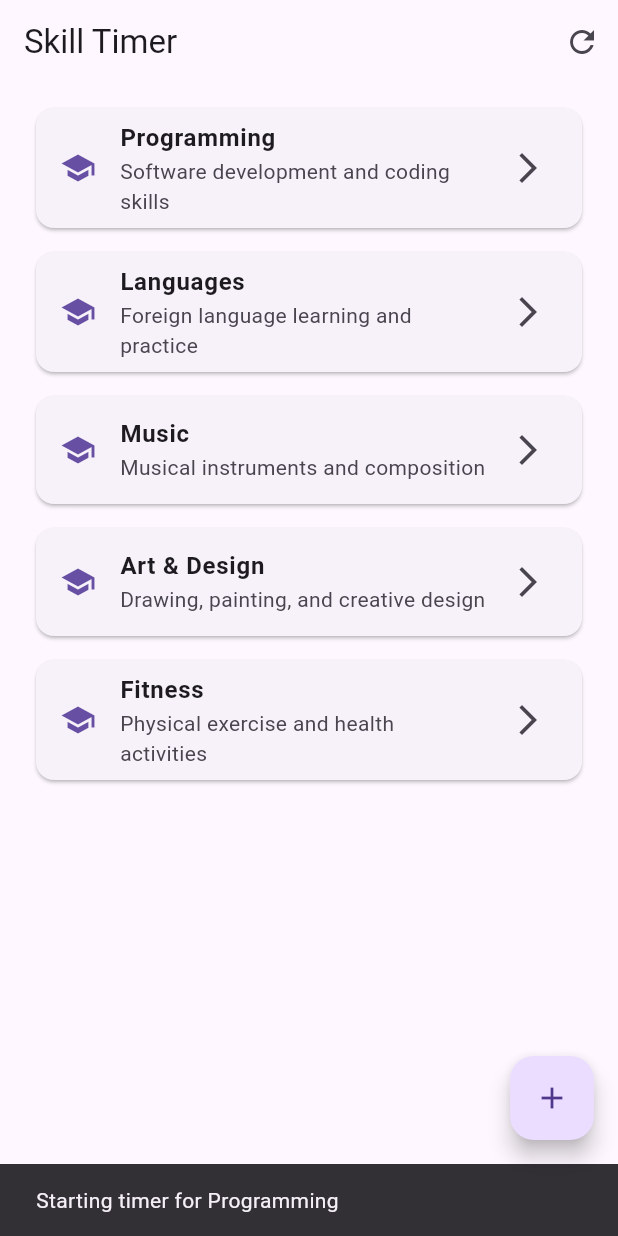
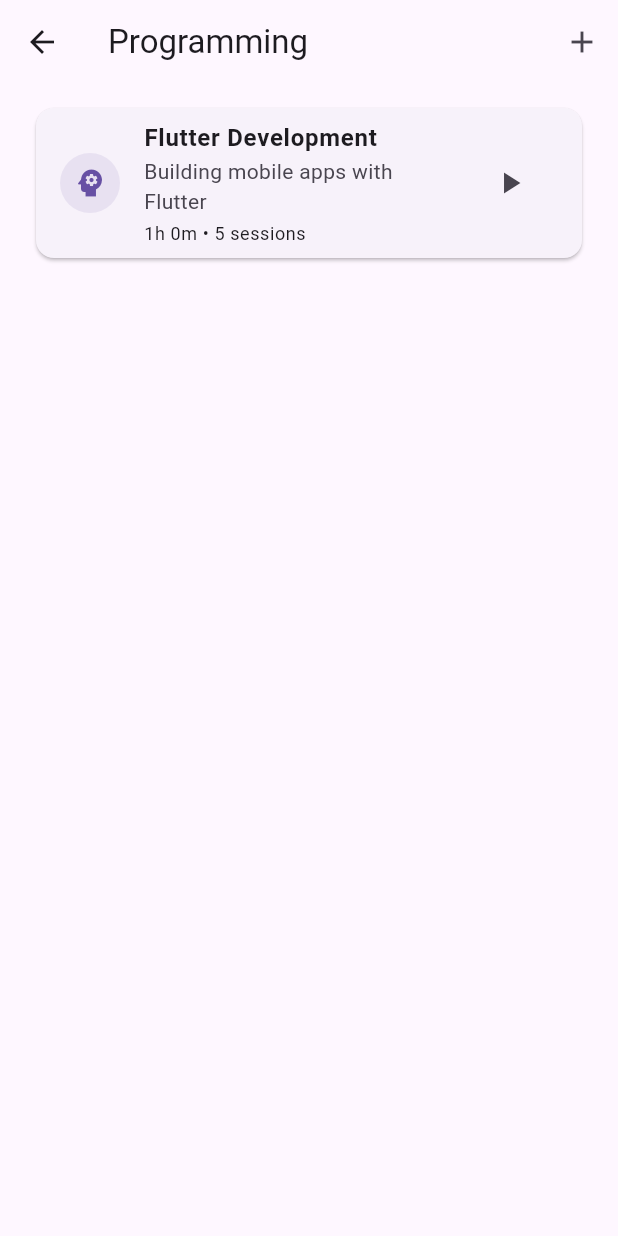
Before and after one commit to Ekipogh/skill_timer, a Flutter app: the screen it shows after launch, after a tap on "Programming", on a phone screen of 412 x 824 dp. Run offline on Flutter 3.47's test engine with Material 3 defaults, Android fonts, the phone set to English and light mode, and no system bars; our stand-ins replace sqflite; accounts and stored records are empty.

Commit message:
Category Screen

```diff
--- a/devtools_options.yaml
+++ b/devtools_options.yaml
@@ -1,3 +1,4 @@
 description: This file stores settings for Dart & Flutter DevTools.
 documentation: https://docs.flutter.dev/tools/devtools/extensions#configure-extension-enablement-states
 extensions:
+  - provider: true
--- a/lib/models/skill.dart
+++ b/lib/models/skill.dart
@@ -3,7 +3,6 @@ class Skill {
   final String name;
   final String description;
   final String category;
-  final DateTime createdAt;
   final int totalTimeSpent; // in seconds
   final int sessionsCount;
 
@@ -12,7 +11,6 @@ class Skill {
     required this.name,
     required this.description,
     required this.category,
-    required this.createdAt,
     this.totalTimeSpent = 0,
     this.sessionsCount = 0,
   });
@@ -23,10 +21,43 @@ class Skill {
       'name': name,
       'description': description,
       'category': category,
-      'createdAt': createdAt.toIso8601String(),
       'totalTimeSpent': totalTimeSpent,
       'sessionsCount': sessionsCount,
     };
+  }
+
+  // Alias for toMap() for consistency with common Flutter patterns
+  Map<String, dynamic> toJson() => toMap();
+
+  // Create from JSON/Map
+  factory Skill.fromJson(Map<String, dynamic> json) {
+    return Skill(
+      id: json['id'],
+      name: json['name'],
+      description: json['description'],
+      category: json['category'],
+      totalTimeSpent: json['totalTimeSpent'] ?? 0,
+      sessionsCount: json['sessionsCount'] ?? 0,
+    );
+  }
+
+  // Copy with changes
+  Skill copyWith({
+    String? id,
+    String? name,
+    String? description,
+    String? category,
+    int? totalTimeSpent,
+    int? sessionsCount,
+  }) {
+    return Skill(
+      id: id ?? this.id,
+      name: name ?? this.name,
+      description: description ?? this.description,
+      category: category ?? this.category,
+      totalTimeSpent: totalTimeSpent ?? this.totalTimeSpent,
+      sessionsCount: sessionsCount ?? this.sessionsCount,
+    );
   }
 
   @override
--- a/lib/providers/skill_category_provider.dart
+++ b/lib/providers/skill_category_provider.dart
@@ -1,14 +1,18 @@
 import 'package:flutter/foundation.dart';
 import '../models/skill_category.dart';
+import '../models/skill.dart';
 import '../services/database.dart';
 
-class SkillCategoryProvider extends ChangeNotifier {
+class SkillProvider extends ChangeNotifier {
   List<SkillCategory> _skillCategories = [];
+  List<Skill> _skills = [];
   bool _isLoading = false;
   String? _error;
 
   // Getters
-  List<SkillCategory> get skillCategories => List.unmodifiable(_skillCategories);
+  List<SkillCategory> get skillCategories =>
+      List.unmodifiable(_skillCategories);
+  List<Skill> get skills => List.unmodifiable(_skills);
   bool get isLoading => _isLoading;
   String? get error => _error;
   bool get hasError => _error != null;
@@ -23,14 +27,23 @@ class SkillCategoryProvider extends ChangeNotifier {
 
     try {
       final db = await DBProvider().database;
-      final List<Map<String, dynamic>> maps = await db.query('skill_categories');
+      final List<Map<String, dynamic>> maps = await db.query(
+        'skill_categories',
+      );
 
-      _skillCategories = maps.map((map) => SkillCategory(
-        id: map['id'],
-        name: map['name'],
-        description: map['description'],
-        iconPath: map['iconPath'],
-      )).toList();
+      _skillCategories = maps
+          .map(
+            (map) => SkillCategory(
+              id: map['id'],
+              name: map['name'],
+              description: map['description'],
+              iconPath: map['iconPath'],
+            ),
+          )
+          .toList();
+
+      // Also load skills when loading categories
+      await loadSkills();
 
       notifyListeners();
     } catch (e) {
@@ -93,11 +106,7 @@ class SkillCategoryProvider extends ChangeNotifier {
 
     try {
       final db = await DBProvider().database;
-      await db.delete(
-        'skill_categories',
-        where: 'id = ?',
-        whereArgs: [id],
-      );
+      await db.delete('skill_categories', where: 'id = ?', whereArgs: [id]);
 
       // Remove from local list
       _skillCategories.removeWhere((sc) => sc.id == id);
@@ -112,7 +121,8 @@ class SkillCategoryProvider extends ChangeNotifier {
   // Refresh data from database
   Future<void> refresh() async {
     _skillCategories.clear();
-    await loadSkillCategories();
+    _skills.clear();
+    await loadSkillCategories(); // This will also load skills
   }
 
   // Private helper methods
@@ -133,8 +143,91 @@ class SkillCategoryProvider extends ChangeNotifier {
   // Clear all data (useful for logout, etc.)
   void clear() {
     _skillCategories.clear();
+    _skills.clear();
     _isLoading = false;
     _error = null;
     notifyListeners();
   }
+
+  getSkillsForCategory(String categoryId) {
+    return _skills.where((skill) => skill.category == categoryId).toList();
+  }
+
+  // Add a new skill
+  Future<void> addSkill(Skill skill) async {
+    _setLoading(true);
+    _clearError();
+
+    try {
+      final db = await DBProvider().database;
+      await db.insert('skills', skill.toJson());
+
+      // Add to local list and notify listeners
+      _skills.add(skill);
+      notifyListeners();
+    } catch (e) {
+      _setError('Failed to add skill: ${e.toString()}');
+    } finally {
+      _setLoading(false);
+    }
+  }
+
+  // Load skills from database
+  Future<void> loadSkills() async {
+    // Don't set loading state here since it's called from loadSkillCategories
+    try {
+      final db = await DBProvider().database;
+      final List<Map<String, dynamic>> maps = await db.query('skills');
+
+      _skills = maps.map((map) => Skill.fromJson(map)).toList();
+    } catch (e) {
+      _setError('Failed to load skills: ${e.toString()}');
+    }
+  }
+
+  // Update a skill (e.g., after timer session)
+  Future<void> updateSkill(Skill skill) async {
+    _setLoading(true);
+    _clearError();
+
+    try {
+      final db = await DBProvider().database;
+      await db.update(
+        'skills',
+        skill.toJson(),
+        where: 'id = ?',
+        whereArgs: [skill.id],
+      );
+
+      // Update local list
+      final index = _skills.indexWhere((s) => s.id == skill.id);
+      if (index != -1) {
+        _skills[index] = skill;
+        notifyListeners();
+      }
+    } catch (e) {
+      _setError('Failed to update skill: ${e.toString()}');
+    } finally {
+      _setLoading(false);
+    }
+  }
+
+  // Delete a skill
+  Future<void> deleteSkill(String id) async {
+    _setLoading(true);
+    _clearError();
+
+    try {
+      final db = await DBProvider().database;
+      await db.delete('skills', where: 'id = ?', whereArgs: [id]);
+
+      // Remove from local list
+      _skills.removeWhere((s) => s.id == id);
+      notifyListeners();
+    } catch (e) {
+      _setError('Failed to delete skill: ${e.toString()}');
+    } finally {
+      _setLoading(false);
+    }
+  }
 }
--- a/lib/screens/homescreen.dart
+++ b/lib/screens/homescreen.dart
@@ -2,12 +2,13 @@ import 'package:flutter/material.dart';
 import 'package:provider/provider.dart';
 import '../providers/skill_category_provider.dart';
 import '../models/skill_category.dart';
+import 'skills_screen.dart';
 
-class SkillTile extends StatelessWidget {
+class SkillCategoryTile extends StatelessWidget {
   final SkillCategory skillCategory;
   final VoidCallback onTap;
 
-  const SkillTile({
+  const SkillCategoryTile({
     required this.skillCategory,
     required this.onTap,
     super.key,
@@ -47,7 +48,7 @@ class _HomeScreenState extends State<HomeScreen> {
     super.initState();
     // Load skill categories when the screen initializes
     WidgetsBinding.instance.addPostFrameCallback((_) {
-      context.read<SkillCategoryProvider>().loadSkillCategories();
+      context.read<SkillProvider>().loadSkillCategories();
     });
   }
 
@@ -60,19 +61,17 @@ class _HomeScreenState extends State<HomeScreen> {
           IconButton(
             icon: const Icon(Icons.refresh),
             onPressed: () {
-              context.read<SkillCategoryProvider>().refresh();
+              context.read<SkillProvider>().refresh();
             },
             tooltip: 'Refresh',
           ),
         ],
       ),
-      body: Consumer<SkillCategoryProvider>(
+      body: Consumer<SkillProvider>(
         builder: (context, provider, child) {
           // Loading state
           if (provider.isLoading && provider.skillCategories.isEmpty) {
-            return const Center(
-              child: CircularProgressIndicator(),
-            );
+            return const Center(child: CircularProgressIndicator());
           }
 
           // Error state
@@ -81,11 +80,7 @@ class _HomeScreenState extends State<HomeScreen> {
               child: Column(
                 mainAxisAlignment: MainAxisAlignment.center,
                 children: [
-                  Icon(
-                    Icons.error_outline,
-                    size: 64,
-                    color: Colors.red[300],
-                  ),
+                  Icon(Icons.error_outline, size: 64, color: Colors.red[300]),
                   const SizedBox(height: 16),
                   Text(
                     'Error: ${provider.error}',
@@ -137,7 +132,7 @@ class _HomeScreenState extends State<HomeScreen> {
               itemCount: provider.skillCategories.length,
               itemBuilder: (context, index) {
                 final skillCategory = provider.skillCategories[index];
-                return SkillTile(
+                return SkillCategoryTile(
                   skillCategory: skillCategory,
                   onTap: () => _onSkillCategoryTap(skillCategory),
                 );
@@ -155,13 +150,11 @@ class _HomeScreenState extends State<HomeScreen> {
   }
 
   void _onSkillCategoryTap(SkillCategory skillCategory) {
-    // Navigate to skill timer screen for this category
-    print("Tapped on skill category: ${skillCategory.name}");
-    // TODO: Navigate to timer screen
-    ScaffoldMessenger.of(context).showSnackBar(
-      SnackBar(
-        content: Text('Starting timer for ${skillCategory.name}'),
-        duration: const Duration(seconds: 2),
+    // Navigate to skills screen for this category
+    Navigator.push(
+      context,
+      MaterialPageRoute(
+        builder: (context) => SkillsScreen(category: skillCategory),
       ),
     );
   }
@@ -217,7 +210,7 @@ class _HomeScreenState extends State<HomeScreen> {
                   iconPath: 'school', // Default icon
                 );
 
-                context.read<SkillCategoryProvider>().addSkillCategory(newCategory);
+                context.read<SkillProvider>().addSkillCategory(newCategory);
                 Navigator.of(context).pop();
               }
             },
--- a/lib/screens/skill_timer_app.dart
+++ b/lib/screens/skill_timer_app.dart
@@ -14,9 +14,7 @@ class _SkillTimerAppState extends State<SkillTimerApp> {
   @override
   Widget build(BuildContext context) {
     return MultiProvider(
-      providers: [
-        ChangeNotifierProvider(create: (context) => SkillCategoryProvider()),
-      ],
+      providers: [ChangeNotifierProvider(create: (context) => SkillProvider())],
       child: MaterialApp(
         title: 'Skill Timer',
         theme: ThemeData(primarySwatch: Colors.blue),
--- /dev/null
+++ b/lib/screens/skills_screen.dart
@@ -0,0 +1,219 @@
+import 'package:flutter/material.dart';
+import 'package:provider/provider.dart';
+import '../models/skill_category.dart';
+import '../models/skill.dart';
+import '../providers/skill_category_provider.dart';
+
+class SkillsScreen extends StatefulWidget {
+  final SkillCategory category;
+
+  const SkillsScreen({required this.category, super.key});
+
+  @override
+  State<SkillsScreen> createState() => _SkillsScreenState();
+}
+
+class _SkillsScreenState extends State<SkillsScreen> {
+  @override
+  Widget build(BuildContext context) {
+    return Scaffold(
+      appBar: AppBar(
+        title: Text(widget.category.name),
+        actions: [
+          IconButton(
+            icon: const Icon(Icons.add),
+            onPressed: _addNewSkill,
+            tooltip: 'Add Skill',
+          ),
+        ],
+      ),
+      body: Consumer<SkillProvider>(
+        builder: (context, provider, child) {
+          // Get skills for this category (you'll need to implement this)
+          final skills = provider.getSkillsForCategory(widget.category.id);
+
+          if (skills.isEmpty) {
+            return Center(
+              child: Column(
+                mainAxisAlignment: MainAxisAlignment.center,
+                children: [
+                  Icon(
+                    Icons.psychology_outlined,
+                    size: 64,
+                    color: Colors.grey[400],
+                  ),
+                  const SizedBox(height: 16),
+                  Text(
+                    'No skills in ${widget.category.name} yet',
+                    style: Theme.of(context).textTheme.titleLarge,
+                  ),
+                  const SizedBox(height: 8),
+                  Text(
+                    'Tap the + button to add your first skill',
+                    style: Theme.of(context).textTheme.bodyMedium,
+                    textAlign: TextAlign.center,
+                  ),
+                ],
+              ),
+            );
+          }
+
+          return ListView.builder(
+            padding: const EdgeInsets.all(8),
+            itemCount: skills.length,
+            itemBuilder: (context, index) {
+              final skill = skills[index];
+              return SkillCard(skill: skill, onTap: () => _startTimer(skill));
+            },
+          );
+        },
+      ),
+    );
+  }
+
+  void _addNewSkill() {
+    // Show dialog to add new skill
+    _showAddSkillDialog();
+  }
+
+  void _startTimer(Skill skill) {
+    // Navigate to timer screen
+    Navigator.push(
+      context,
+      MaterialPageRoute(builder: (context) => TimerScreen(skill: skill)),
+    );
+  }
+
+  void _showAddSkillDialog() {
+    final nameController = TextEditingController();
+    final descriptionController = TextEditingController();
+
+    showDialog(
+      context: context,
+      builder: (context) => AlertDialog(
+        title: const Text('Add Skill'),
+        content: Column(
+          mainAxisSize: MainAxisSize.min,
+          children: [
+            TextField(
+              controller: nameController,
+              decoration: const InputDecoration(
+                labelText: 'Skill Name',
+                border: OutlineInputBorder(),
+              ),
+              textCapitalization: TextCapitalization.words,
+            ),
+            const SizedBox(height: 16),
+            TextField(
+              controller: descriptionController,
+              decoration: const InputDecoration(
+                labelText: 'Description',
+                border: OutlineInputBorder(),
+              ),
+              textCapitalization: TextCapitalization.sentences,
+              maxLines: 3,
+            ),
+          ],
+        ),
+        actions: [
+          TextButton(
+            onPressed: () => Navigator.of(context).pop(),
+            child: const Text('Cancel'),
+          ),
+          ElevatedButton(
+            onPressed: () {
+              if (nameController.text.trim().isNotEmpty) {
+                final newSkill = Skill(
+                  id: DateTime.now().millisecondsSinceEpoch.toString(),
+                  name: nameController.text.trim(),
+                  description: descriptionController.text.trim(),
+                  category: widget.category.id,
+                );
+
+                // You'll need to implement this method in your provider
+                context.read<SkillProvider>().addSkill(newSkill);
+                Navigator.of(context).pop();
+              }
+            },
+            child: const Text('Add'),
+          ),
+        ],
+      ),
+    );
+  }
+}
+
+class SkillCard extends StatelessWidget {
+  final Skill skill;
+  final VoidCallback onTap;
+
+  const SkillCard({required this.skill, required this.onTap, super.key});
+
+  @override
+  Widget build(BuildContext context) {
+    return Card(
+      margin: const EdgeInsets.symmetric(horizontal: 16, vertical: 8),
+      child: ListTile(
+        leading: CircleAvatar(
+          backgroundColor: Theme.of(context).primaryColor.withOpacity(0.1),
+          child: Icon(Icons.psychology, color: Theme.of(context).primaryColor),
+        ),
+        title: Text(
+          skill.name,
+          style: const TextStyle(fontWeight: FontWeight.bold),
+        ),
+        subtitle: Column(
+          crossAxisAlignment: CrossAxisAlignment.start,
+          children: [
+            if (skill.description.isNotEmpty) Text(skill.description),
+            const SizedBox(height: 4),
+            Text(
+              '${_formatTime(skill.totalTimeSpent)} • ${skill.sessionsCount} sessions',
+              style: Theme.of(context).textTheme.bodySmall,
+            ),
+          ],
+        ),
+        trailing: IconButton(
+          icon: const Icon(Icons.play_arrow),
+          onPressed: onTap,
+          tooltip: 'Start Timer',
+        ),
+        onTap: onTap,
+      ),
+    );
+  }
+
+  String _formatTime(int seconds) {
+    final hours = seconds ~/ 3600;
+    final minutes = (seconds % 3600) ~/ 60;
+
+    if (hours > 0) {
+      return '${hours}h ${minutes}m';
+    } else if (minutes > 0) {
+      return '${minutes}m';
+    } else {
+      return '${seconds}s';
+    }
+  }
+}
+
+// Placeholder for TimerScreen
+class TimerScreen extends StatelessWidget {
+  final Skill skill;
+
+  const TimerScreen({required this.skill, super.key});
+
+  @override
+  Widget build(BuildContext context) {
+    return Scaffold(
+      appBar: AppBar(title: Text('Timer - ${skill.name}')),
+      body: Center(
+        child: Text(
+          'Timer screen for ${skill.name}\n(To be implemented)',
+          textAlign: TextAlign.center,
+          style: Theme.of(context).textTheme.titleLarge,
+        ),
+      ),
+    );
+  }
+}
--- a/lib/services/database.dart
+++ b/lib/services/database.dart
@@ -24,7 +24,7 @@ class DBProvider {
     // Open the database with version and onCreate callback
     return await openDatabase(
       path,
-      version: 1,
+      version: 2,
       onCreate: (db, version) async {
         // Create tables here
         await db.execute('''
@@ -41,8 +41,10 @@ class DBProvider {
             name TEXT,
             description TEXT,
             iconPath TEXT,
-            categoryId TEXT,
-            FOREIGN KEY (categoryId) REFERENCES skill_categories (id)
+            category TEXT,
+            totalTimeSpent INTEGER DEFAULT 0, -- in seconds
+            sessionsCount INTEGER DEFAULT 0,
+            FOREIGN KEY (category) REFERENCES skill_categories (id)
           )
         ''');
         await db.execute('''
--- a/lib/utils/data_seeder.dart
+++ b/lib/utils/data_seeder.dart
@@ -1,16 +1,22 @@
+import 'package:sqflite/sqlite_api.dart';
+
 import '../models/skill_category.dart';
+import '../models/skill.dart';
 import '../services/database.dart';
 
 class DataSeeder {
+  static final DBProvider _dbProvider = DBProvider();
+  static Database? _cachedDatabase;
+
   static Future<void> seedSampleData() async {
-    final db = await DBProvider().database;
+    _cachedDatabase ??= await _dbProvider.database;
+    final db = _cachedDatabase!;
 
-    // Check if data already exists
-    final existingData = await db.query('skill_categories');
-    if (existingData.isNotEmpty) {
-      return; // Data already seeded
-    }
+    await seedCategories(db);
+    await seedSkills(db);
+  }
 
+  static Future<void> seedCategories(Database db) async {
     // Sample skill categories
     final sampleCategories = [
       SkillCategory(
@@ -45,9 +51,64 @@ class DataSeeder {
       ),
     ];
 
-    // Insert sample data
+    // Check if categories already exist
+    final existingCategories = await db.query('skill_categories');
+    if (existingCategories.isNotEmpty) {
+      return; // Categories already seeded
+    }
+
+    // Insert categories
     for (final category in sampleCategories) {
       await db.insert('skill_categories', category.toMap());
     }
   }
+
+  static Future<void> seedSkills(Database db) async {
+    // Sample skills
+    final sampleSkills = [
+      Skill(
+        id: '1',
+        name: 'Flutter Development',
+        description: 'Building mobile apps with Flutter',
+        category: '1',
+        totalTimeSpent: 3600, // 1 hour in seconds
+        sessionsCount: 5,
+      ),
+      Skill(
+        id: '2',
+        name: 'Spanish Language',
+        description: 'Learning Spanish for travel and communication',
+        category: '2',
+        totalTimeSpent: 7200, // 2 hours in seconds
+        sessionsCount: 10,
+      ),
+      Skill(
+        id: '3',
+        name: 'Guitar Playing',
+        description: 'Practicing guitar chords and songs',
+        category: '3',
+        totalTimeSpent: 5400, // 1.5 hours in seconds
+        sessionsCount: 8,
+      ),
+      Skill(
+        id: '4',
+        name: 'Digital Painting',
+        description: 'Creating digital art using Procreate',
+        category: '4',
+        totalTimeSpent: 1800, // 30 minutes in seconds
+        sessionsCount: 3,
+      ),
+    ];
+
+    // Check if skills already exist
+    final existingSkills = await db.query('skills');
+    if (existingSkills.isNotEmpty) {
+      return; // Skills already seeded
+    }
+
+    // Insert skills
+    for (final skill in sampleSkills) {
+      await db.insert('skills', skill.toMap());
+    }
+  }
 }
```
Also changed, not shown: 1 other file.
